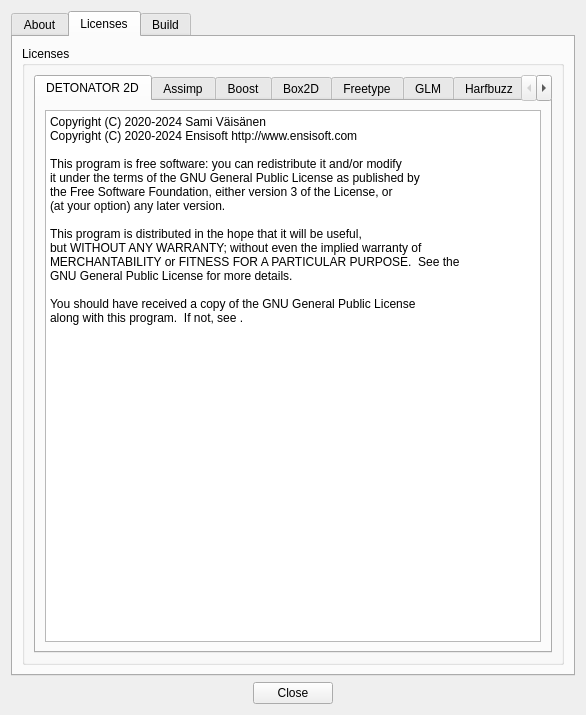
First picture: the form in editor/gui/dlgabout.ui, repository ensisoft/detonator, before the edit.
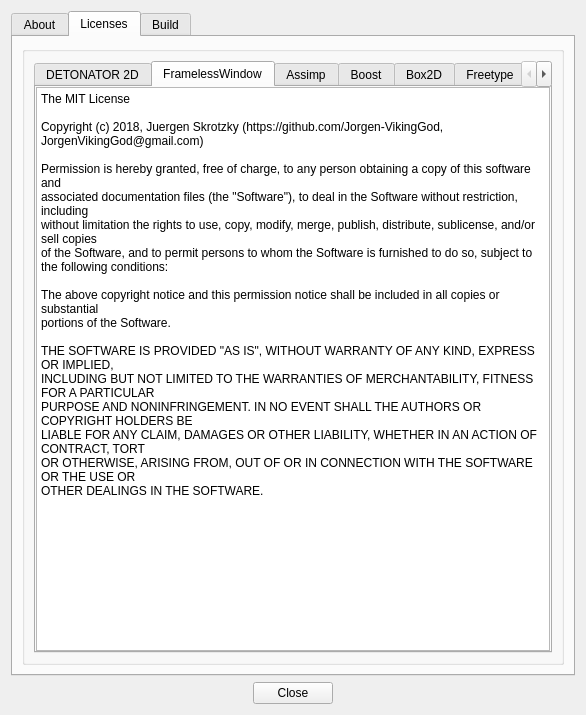
Second picture: the form after the edit. The open tabs and pages were chosen to show the change. Icons and pictures are not drawn.

Commit message: Integrate frameless window to the editor main window

```diff
--- a/editor/gui/dlgabout.ui
+++ b/editor/gui/dlgabout.ui
@@ -114,7 +114,10 @@
        <item>
         <widget class="QGroupBox" name="groupBox">
          <property name="title">
-          <string>Licenses</string>
+          <string/>
+         </property>
+         <property name="flat">
+          <bool>true</bool>
          </property>
          <layout class="QVBoxLayout" name="verticalLayout_4">
           <item>
@@ -142,6 +145,18 @@
               <string>DETONATOR 2D</string>
              </attribute>
              <layout class="QVBoxLayout" name="verticalLayout_16">
+              <property name="leftMargin">
+               <number>0</number>
+              </property>
+              <property name="topMargin">
+               <number>0</number>
+              </property>
+              <property name="rightMargin">
+               <number>0</number>
+              </property>
+              <property name="bottomMargin">
+               <number>0</number>
+              </property>
               <item>
                <widget class="QPlainTextEdit" name="plainTextEdit_22">
                 <property name="plainText">
@@ -165,6 +180,50 @@
               </item>
              </layout>
             </widget>
+            <widget class="QWidget" name="tab_15">
+             <attribute name="title">
+              <string>FramelessWindow</string>
+             </attribute>
+             <layout class="QVBoxLayout" name="verticalLayout_23">
+              <property name="leftMargin">
+               <number>0</number>
+              </property>
+              <property name="topMargin">
+               <number>0</number>
+              </property>
+              <property name="rightMargin">
+               <number>0</number>
+              </property>
+              <property name="bottomMargin">
+               <number>0</number>
+              </property>
+              <item>
+               <widget class="QPlainTextEdit" name="plainTextEdit_24">
+                <property name="plainText">
+                 <string>The MIT License
+
+Copyright (c) 2018, Juergen Skrotzky (https://github.com/Jorgen-VikingGod, JorgenVikingGod@gmail.com)
+
+Permission is hereby granted, free of charge, to any person obtaining a copy of this software and
+associated documentation files (the &quot;Software&quot;), to deal in the Software without restriction, including
+without limitation the rights to use, copy, modify, merge, publish, distribute, sublicense, and/or sell copies
+of the Software, and to permit persons to whom the Software is furnished to do so, subject to the following conditions:
+
+The above copyright notice and this permission notice shall be included in all copies or substantial
+portions of the Software.
+
+THE SOFTWARE IS PROVIDED &quot;AS IS&quot;, WITHOUT WARRANTY OF ANY KIND, EXPRESS OR IMPLIED,
+INCLUDING BUT NOT LIMITED TO THE WARRANTIES OF MERCHANTABILITY, FITNESS FOR A PARTICULAR
+PURPOSE AND NONINFRINGEMENT. IN NO EVENT SHALL THE AUTHORS OR COPYRIGHT HOLDERS BE
+LIABLE FOR ANY CLAIM, DAMAGES OR OTHER LIABILITY, WHETHER IN AN ACTION OF CONTRACT, TORT
+OR OTHERWISE, ARISING FROM, OUT OF OR IN CONNECTION WITH THE SOFTWARE OR THE USE OR
+OTHER DEALINGS IN THE SOFTWARE.
+</string>
+                </property>
+               </widget>
+              </item>
+             </layout>
+            </widget>
             <widget class="QWidget" name="tab_14">
              <attribute name="title">
               <string>Assimp</string>
```
Left out of the diff: 178 changed lines with no effect on the pictures. The commit also changes 15 other files.
